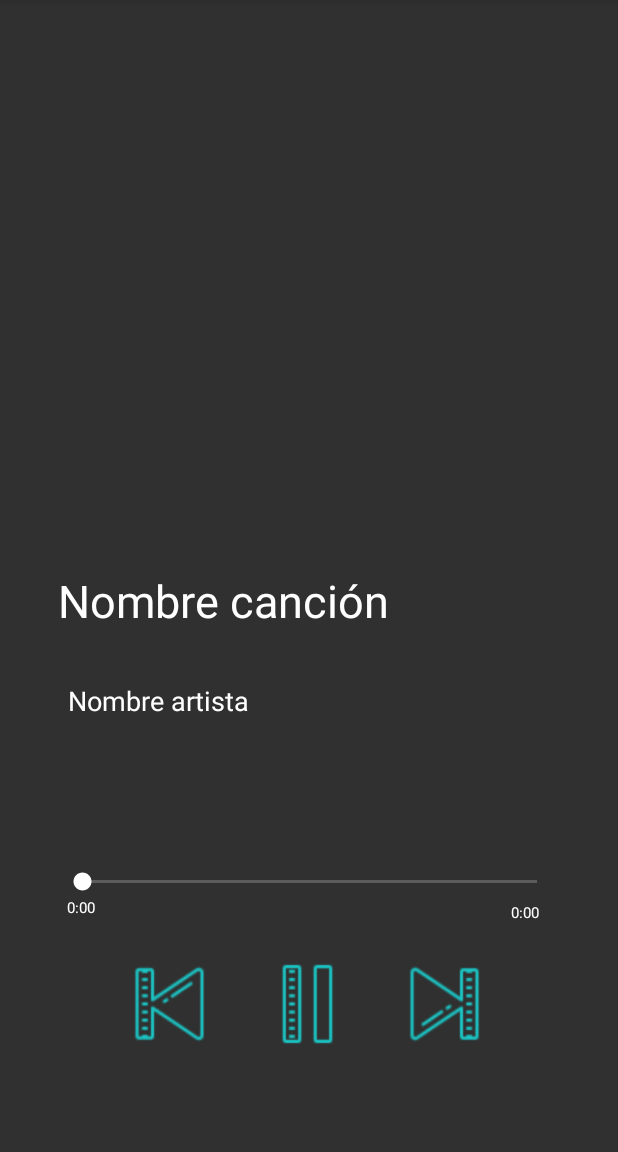
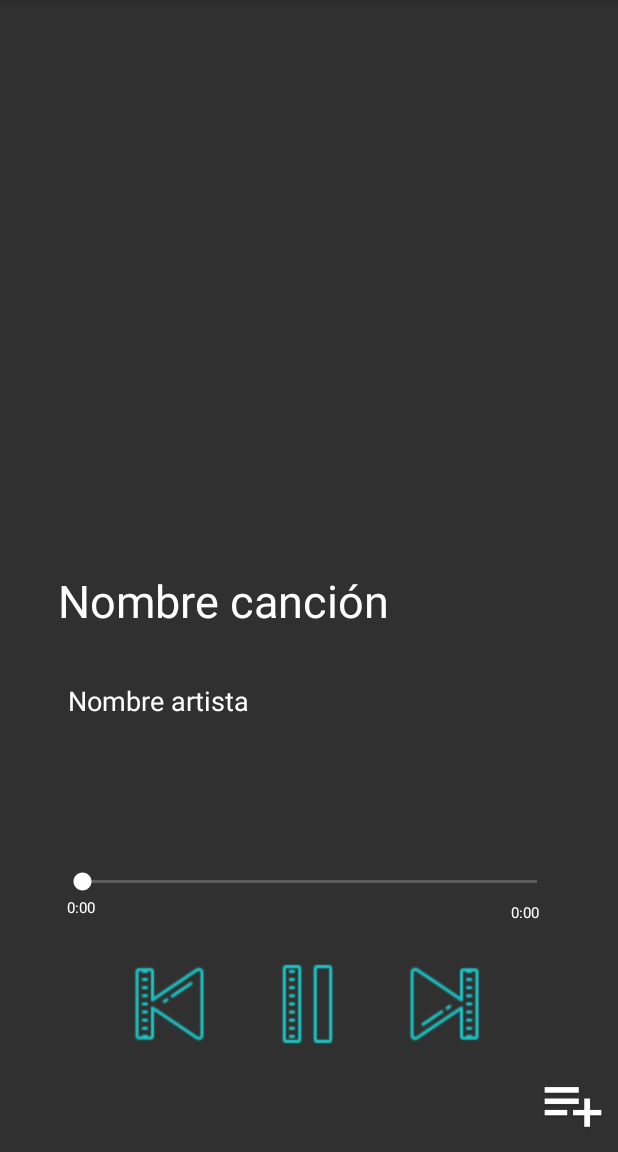
Before and after one commit to gabriela-sandoval/OugiMusic, an Android app: the InicioReproductor screen opened directly, with no data from a screen before it, on a phone screen of 412 x 824 dp, the part 84-1236 px from its top. Run offline under Robolectric (Android 15) with nearby library versions, the phone set to English and light mode, and no system bars; our stand-ins replace Picasso; pictures from the network do not load.

Commit message:
Boton agregar a lista de reproduccion

```diff
--- a/app/src/main/res/layout/inicio_reproductor_content_main.xml
+++ b/app/src/main/res/layout/inicio_reproductor_content_main.xml
@@ -30,6 +30,7 @@
                     android:layout_weight="0"
                     app:srcCompat="@drawable/logo" />
             </LinearLayout>
+
         </androidx.appcompat.widget.Toolbar>
 
     </com.google.android.material.appbar.AppBarLayout>
@@ -158,6 +159,16 @@
                 app:layout_constraintStart_toStartOf="parent"
                 app:layout_constraintTop_toTopOf="parent"
                 app:layout_constraintVertical_bias="0.304" />
+
+            <Button
+                android:id="@+id/buttonAddToPlaylist"
+                android:layout_width="60dp"
+                android:layout_height="60dp"
+                app:layout_constraintBottom_toBottomOf="parent"
+                app:layout_constraintEnd_toEndOf="parent"
+                android:background="@drawable/addtoplaylist"
+                android:onClick="addSongToPlaylist"
+                />
         </androidx.constraintlayout.widget.ConstraintLayout>
     </LinearLayout>
 
```
Also changed, not shown: app/src/main/res/drawable/addtoplaylist.png (added).
